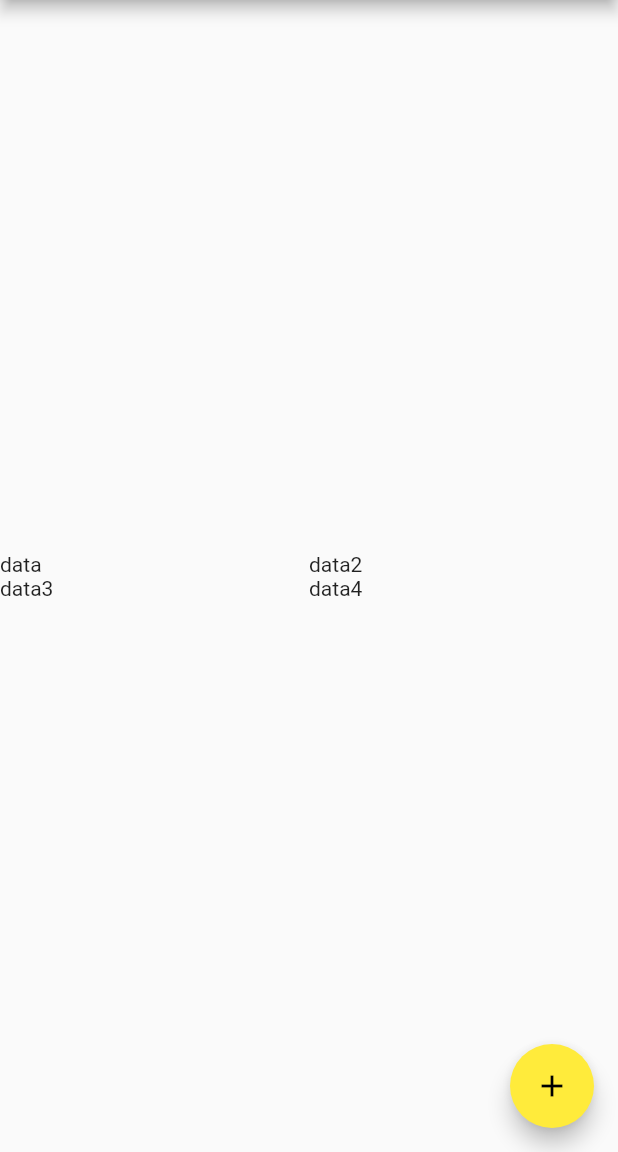
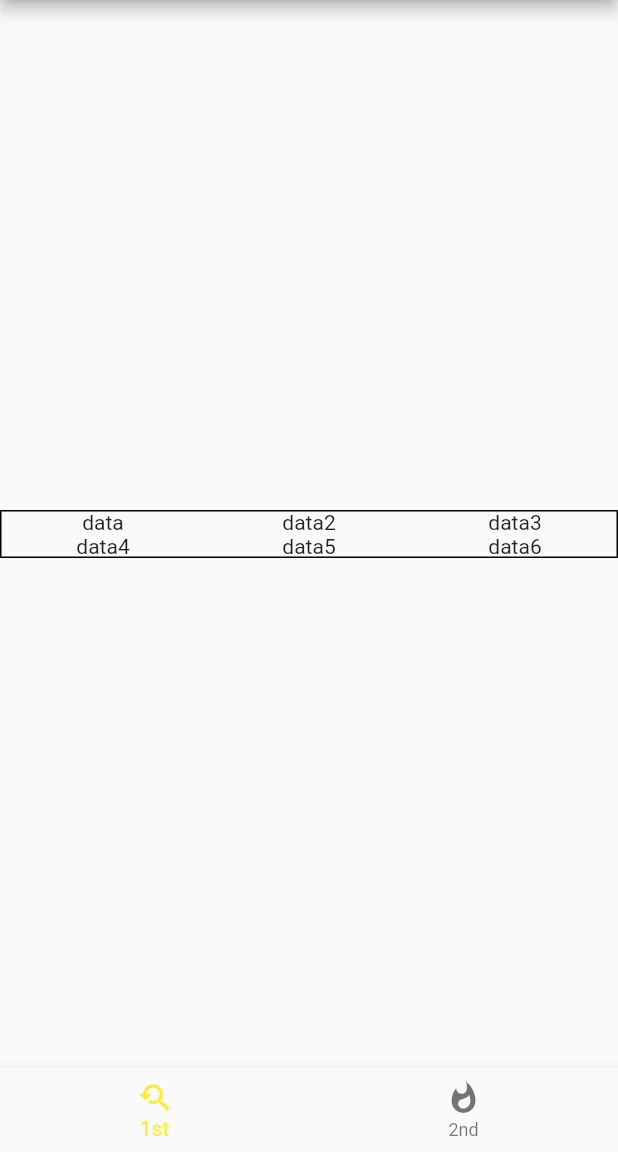
Before and after one commit to love10aero/love_flutter_app, a Flutter app: the screen it shows after launch, swiped to page 2, on a phone screen of 412 x 824 dp, the part 84-1236 px from its top. Run offline on Flutter 3.47's test engine with Material 2 defaults, Android fonts, the phone set to English and light mode, and no system bars.

Commit message:
Navigation bar (not working completely)

```diff
--- a/lib/main.dart
+++ b/lib/main.dart
@@ -80,12 +80,14 @@ class _MyHomePageState extends State<MyHomePage> {
           children: [AddUser(), ShowUser()],
         ),
       ),
-      floatingActionButton: FloatingActionButton(
-        onPressed: _incrementCounter,
-        tooltip: 'Increment',
-        child: Icon(Icons.add),
-      ), // This trailing comma makes auto-formatting nicer for build methods.
-    );
+      bottomNavigationBar: BottomNavigationBar(
+        items: [
+          BottomNavigationBarItem(
+              icon: Icon(Icons.youtube_searched_for), label: '1st'),
+          BottomNavigationBarItem(icon: Icon(Icons.whatshot), label: '2nd')
+        ],
+      ),
+    ); // This trailing comma makes auto-formatting nicer for build methods.
   }
 }
 
@@ -143,17 +145,35 @@ class _AddUserState extends State<AddUser> {
   }
 }
 
-class ShowUser extends StatelessWidget {
+class ShowUser extends StatefulWidget {
   const ShowUser({Key? key}) : super(key: key);
 
+  @override
+  _ShowUserState createState() => _ShowUserState();
+}
+
+class _ShowUserState extends State<ShowUser> {
   @override
   Widget build(BuildContext context) {
     return Container(
       child: Center(
         child: Table(
+          border: TableBorder(
+              bottom: BorderSide(),
+              top: BorderSide(),
+              left: BorderSide(),
+              right: BorderSide()),
           children: [
-            TableRow(children: [Text('data'), Text('data2')]),
-            TableRow(children: [Text('data3'), Text('data4')])
+            TableRow(children: [
+              Center(child: Text('data')),
+              Center(child: Text('data2')),
+              Center(child: Text('data3')),
+            ]),
+            TableRow(children: [
+              Center(child: Text('data4')),
+              Center(child: Text('data5')),
+              Center(child: Text('data6')),
+            ])
           ],
         ),
       ),
```
